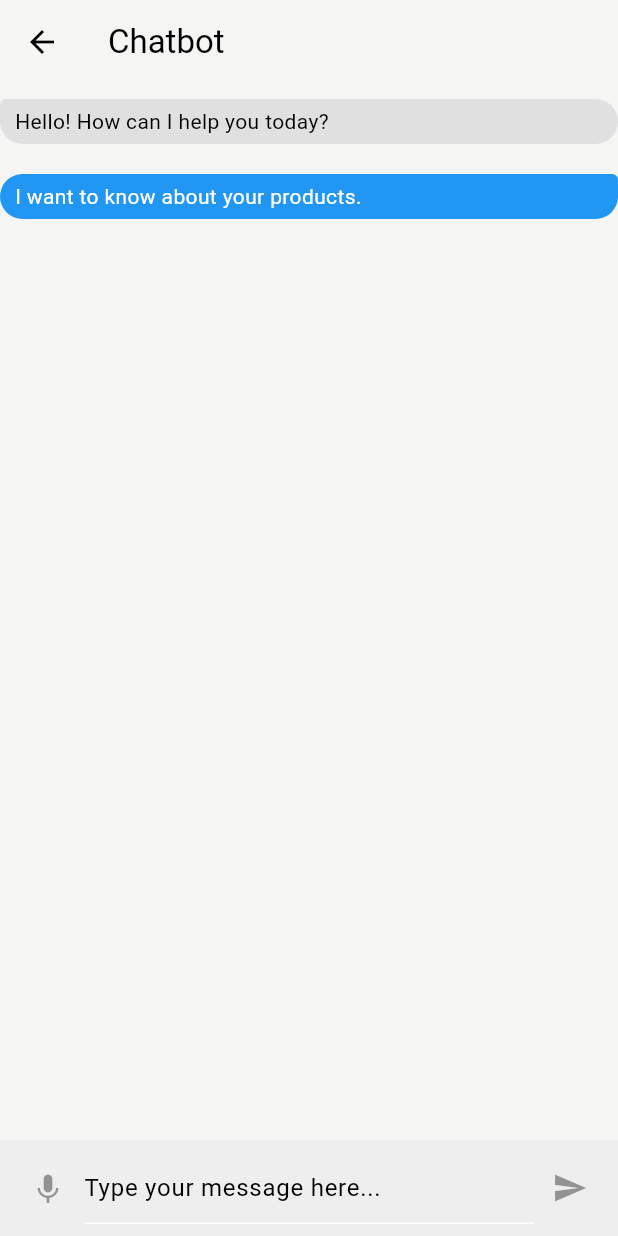
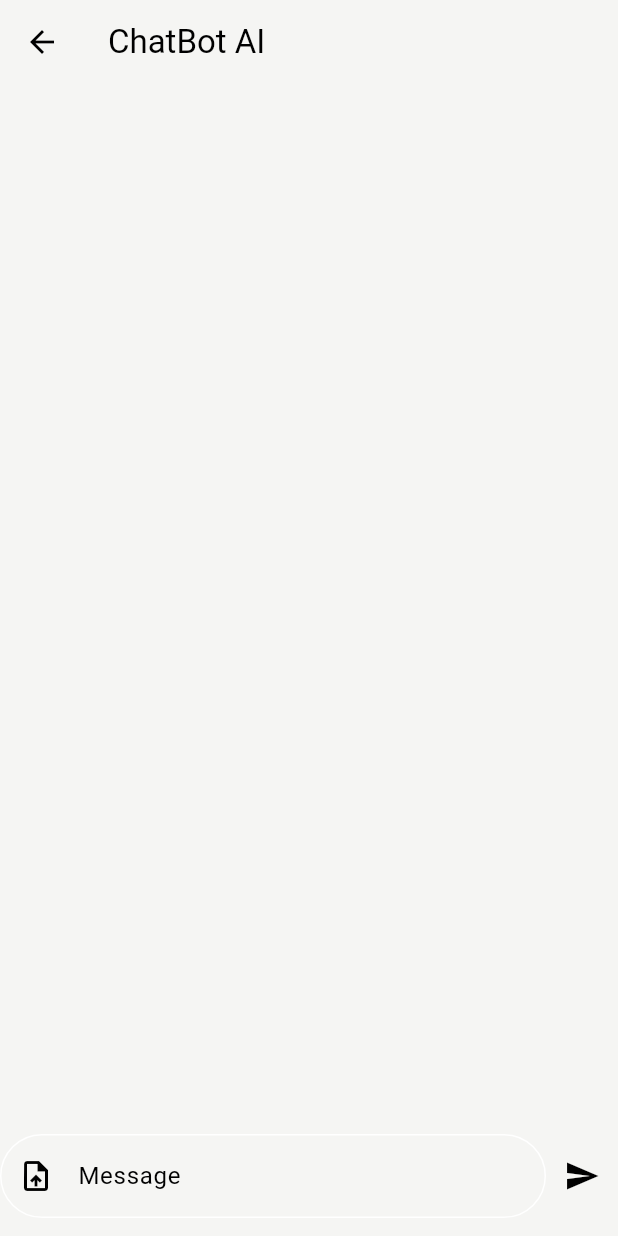
Before and after one commit to Sunilsangfroid/Food_Printing_App, a Flutter app: the ChatScreen screen opened by its route, on a phone screen of 412 x 824 dp. Run offline on Flutter 3.47's test engine with Material 3 defaults, Android fonts, the phone set to English and light mode, and no system bars; our stand-ins replace flutter_rating_bar, image_picker.

Commit message:
Chatbot is Working now

```diff
--- /dev/null
+++ b/lib/Pages/api_key.dart
@@ -0,0 +1,3 @@
+class GeminiApiKey {
+  static const api_key = "AIzaSyDMC2KHaVz4bh1pZ6VjOLoSptwzJ0R2hLk";
+}
--- /dev/null
+++ b/lib/Pages/chat_model.dart
@@ -0,0 +1,22 @@
+class ChatModel {
+  late bool isMe;
+  late String message;
+  String? base64EncodedImage;
+
+  ChatModel(
+      {required this.isMe, required this.message, this.base64EncodedImage});
+
+  ChatModel.fromJson(Map<String, dynamic> json) {
+    isMe = json['is_me'];
+    message = json['message'];
+    base64EncodedImage = json['image'];
+  }
+
+  Map<String, dynamic> toJson() {
+    final Map<String, dynamic> data = <String, dynamic>{};
+    data['is_me'] = isMe;
+    data['message'] = message;
+    data['image'] = base64EncodedImage;
+    return data;
+  }
+}
--- a/lib/Pages/chatbot.dart
+++ /dev/null
@@ -1,170 +0,0 @@
-import 'package:flutter/material.dart';
-import 'package:speech_to_text/speech_to_text.dart' as stt;
-
-void main() {
-  runApp(const MyApp());
-}
-
-class MyApp extends StatelessWidget {
-  const MyApp({super.key});
-
-  @override
-  Widget build(BuildContext context) {
-    return MaterialApp(
-      title: 'Chatbot Demo',
-      theme: ThemeData(
-        primarySwatch: Colors.blue,
-      ),
-      home: const ChatScreen(),
-    );
-  }
-}
-
-class ChatScreen extends StatefulWidget {
-  const ChatScreen({super.key});
-
-  @override
-  // ignore: library_private_types_in_public_api
-  _ChatScreenState createState() => _ChatScreenState();
-}
-
-class _ChatScreenState extends State<ChatScreen> {
-  final stt.SpeechToText _speech = stt.SpeechToText();
-  bool _isListening = false;
-  String _text = '';
-
-  @override
-  void initState() {
-    super.initState();
-    _initSpeech();
-  }
-
-  void _initSpeech() async {
-    bool available = await _speech.initialize(
-      // ignore: avoid_print
-      onStatus: (status) => print('Status: $status'),
-      // ignore: avoid_print
-      onError: (error) => print('Error: $error'),
-    );
-    if (available) {
-      setState(() => _isListening = true);
-    } else {
-      // ignore: avoid_print
-      print('The user has denied the use of speech recognition.');
-    }
-  }
-
-  @override
-  Widget build(BuildContext context) {
-    return Scaffold(
-      appBar: AppBar(
-        title: const Text('Chatbot'),
-        backgroundColor: Colors.transparent,
-      ),
-      body: Column(
-        children: <Widget>[
-          Expanded(
-            child: ListView(
-              children: const <Widget>[
-                // Chat messages display area
-                ChatMessage(
-                  text: 'Hello! How can I help you today?',
-                  isMe: false,
-                ),
-                ChatMessage(
-                  text: 'I want to know about your products.',
-                  isMe: true,
-                ),
-                // Add more chat messages as needed
-              ],
-            ),
-          ),
-          _buildInputArea(),
-        ],
-      ),
-    );
-  }
-
-  Widget _buildInputArea() {
-    return Container(
-      padding: const EdgeInsets.all(8.0),
-      color: Colors.grey[200],
-      child: Row(
-        children: <Widget>[
-          IconButton(
-            icon: const Icon(Icons.keyboard_voice),
-            onPressed: _isListening ? null : _startListening,
-          ),
-          Expanded(
-            child: TextField(
-              decoration: const InputDecoration(
-                hintText: 'Type your message here...',
-              ),
-              onChanged: (value) {
-                setState(() {
-                  _text = value;
-                });
-              },
-            ),
-          ),
-          IconButton(
-            icon: const Icon(Icons.send),
-            onPressed: _text.trim().isEmpty ? null : _handleSubmit,
-          ),
-        ],
-      ),
-    );
-  }
-
-  void _startListening() {
-    _speech.listen(
-      onResult: (result) {
-        setState(() {
-          _text = result.recognizedWords;
-        });
-      },
-    );
-  }
-
-  void _handleSubmit() {
-    // Send message logic
-    setState(() {
-      // Clear text field
-      _text = '';
-    });
-  }
-}
-
-class ChatMessage extends StatelessWidget {
-  final String text;
-  final bool isMe;
-
-  const ChatMessage({
-    Key? key,
-    required this.text,
-    required this.isMe,
-  }) : super(key: key);
-
-  @override
-  Widget build(BuildContext context) {
-    return Container(
-      margin: const EdgeInsets.symmetric(vertical: 10.0),
-      padding: const EdgeInsets.symmetric(horizontal: 10.0, vertical: 5.0),
-      decoration: BoxDecoration(
-        color: isMe ? Colors.blue : Colors.grey[300],
-        borderRadius: BorderRadius.only(
-          topLeft: Radius.circular(isMe ? 20.0 : 5.0),
-          topRight: Radius.circular(isMe ? 5.0 : 20.0),
-          bottomLeft: const Radius.circular(20.0),
-          bottomRight: const Radius.circular(20.0),
-        ),
-      ),
-      child: Text(
-        text,
-        style: TextStyle(
-          color: isMe ? Colors.white : Colors.black,
-        ),
-      ),
-    );
-  }
-}
--- /dev/null
+++ b/lib/Pages/chats.dart
@@ -0,0 +1,192 @@
+import "dart:convert";
+import "dart:io";
+
+import "package:flutter/material.dart";
+import "package:itrm_screen/Pages/api_key.dart";
+import "package:itrm_screen/Pages/chat_model.dart";
+import 'package:http/http.dart' as http;
+import "package:image_picker/image_picker.dart";
+
+class ChatScreen extends StatefulWidget {
+  const ChatScreen({super.key});
+
+  @override
+  State<ChatScreen> createState() => _ChatScreenState();
+}
+
+class _ChatScreenState extends State<ChatScreen> {
+  List<ChatModel> chatList = [];
+  final TextEditingController controller = TextEditingController();
+  File? image;
+
+  void onSendMessage() async {
+    late ChatModel model;
+
+    if (image == null) {
+      model = ChatModel(isMe: true, message: controller.text);
+    } else {
+      final imageBytes = await image!.readAsBytes();
+
+      String base64EncodedImage = base64Encode(imageBytes);
+
+      model = ChatModel(
+        isMe: true,
+        message: controller.text,
+        base64EncodedImage: base64EncodedImage,
+      );
+    }
+
+    chatList.insert(0, model);
+
+    setState(() {});
+
+    final geminiModel = await sendRequestToGemini(model);
+
+    chatList.insert(0, geminiModel);
+    setState(() {});
+  }
+
+  void selectImage() async {
+    final picker = await ImagePicker.platform
+        .getImageFromSource(source: ImageSource.gallery);
+
+    if (picker != null) {
+      image = File(picker.path);
+    }
+  }
+
+  Future<ChatModel> sendRequestToGemini(ChatModel model) async {
+    String url = "";
+    Map<String, dynamic> body = {};
+
+    if (model.base64EncodedImage == null) {
+      url =
+          "https://generativelanguage.googleapis.com/v1beta/models/gemini-pro:generateContent?key=${GeminiApiKey.api_key}";
+
+      body = {
+        "contents": [
+          {
+            "parts": [
+              {"text": model.message},
+            ],
+          },
+        ],
+      };
+    } else {
+      url =
+          "https://generativelanguage.googleapis.com/v1beta/models/gemini-pro-vision:generateContent?key=${GeminiApiKey.api_key}";
+
+      body = {
+        "contents": [
+          {
+            "parts": [
+              {"text": model.message},
+              {
+                "inline_data": {
+                  "mime_type": "image/jpeg",
+                  "data": model.base64EncodedImage,
+                }
+              }
+            ],
+          },
+        ],
+      };
+    }
+
+    Uri uri = Uri.parse(url);
+
+    final result = await http.post(
+      uri,
+      headers: {"Content-Type": "application/json"},
+      body: json.encode(body),
+    );
+
+    print(result.statusCode);
+    print(result.body);
+
+    final decodedJson = json.decode(result.body);
+
+    String message =
+        decodedJson['candidates'][0]['content']['parts'][0]['text'];
+
+    ChatModel geminiModel = ChatModel(isMe: false, message: message);
+
+    return geminiModel;
+  }
+
+  @override
+  Widget build(BuildContext context) {
+    return Scaffold(
+      appBar: AppBar(
+        title: const Text("ChatBot AI"),
+        backgroundColor: Colors.transparent,
+      ),
+      body: Column(
+        children: [
+          Expanded(
+            flex: 10,
+            child: ListView.builder(
+              reverse: true,
+              itemCount: chatList.length,
+              itemBuilder: (context, index) {
+                return ListTile(
+                  title: Text(chatList[index].isMe ? "Me" : "Gemini"),
+                  subtitle: chatList[index].base64EncodedImage != null
+                      ? Column(
+                          children: [
+                            Image.memory(
+                              base64Decode(chatList[index].base64EncodedImage!),
+                              height: 300,
+                              width: double.infinity,
+                            ),
+                            Text(chatList[index].message),
+                          ],
+                        )
+                      : Text(chatList[index].message),
+                );
+              },
+            ),
+          ),
+          const SizedBox(
+            height: 10,
+          ),
+          SizedBox(
+            height: 60,
+            child: Row(
+              children: [
+                Expanded(
+                  child: TextField(
+                    controller: controller,
+                    decoration: InputDecoration(
+                      prefixIcon: IconButton(
+                        onPressed: () {
+                          selectImage();
+                        },
+                        icon: const Icon(Icons.upload_file),
+                      ),
+                      hintText: "Message",
+                      border: const OutlineInputBorder(
+                        borderRadius: BorderRadius.all(
+                          Radius.circular(30),
+                        ),
+                      ),
+                    ),
+                  ),
+                ),
+                IconButton(
+                  onPressed: () {
+                    onSendMessage();
+                  },
+                  icon: const Icon(Icons.send),
+                ),
+              ],
+            ),
+          ),
+          const SizedBox(
+            height: 10,
+          )
+        ],
+      ),
+    );
+  }
+}
--- a/lib/main.dart
+++ b/lib/main.dart
@@ -1,7 +1,7 @@
 // import 'dart:js';
 
 import 'package:flutter/material.dart';
-import 'Pages/chatbot.dart';
+
 import 'Pages/notification.dart';
 import 'Pages/setting.dart';
 import 'Pages/myaccount.dart';
@@ -17,6 +17,7 @@ import 'Pages/HomePage.dart';
 import 'Pages/favourite_screen.dart';
 // import 'Pages/chatbot.dart';
 import 'Pages/feedback _page.dart';
+import 'Pages/chats.dart';
 
 const defaultBlue = Color(0xff4c7efe);
 const starColor = Color(0xffffc529);
@@ -50,9 +51,9 @@ void main() {
       '/favourite': (context) => const FoodDeliveryScreen(),
       '/feedback': (context) => const UI22(),
       '/profile': (context) => const MyAccountPage(),
-      '/aiassi': (context) => const ChatScreen(),
       '/setting': (context) => const SettingsPage(),
       '/notification': (context) => const NotificationScreen(),
+      '/aiassi':(context) => const ChatScreen(),
     },
   ));
 }
--- a/pubspec.yaml
+++ b/pubspec.yaml
@@ -35,8 +35,10 @@ dependencies:
   # The following adds the Cupertino Icons font to your application.
   # Use with the CupertinoIcons class for iOS style icons.
   cupertino_icons: ^1.0.2
+  image_picker: ^1.1.0
   flutter_rating_bar: ^4.0.1
   speech_to_text: ^6.6.1
+  http: ^1.2.1
 
 dev_dependencies:
   flutter_test:
```
Also changed, not shown: pubspec.lock, 2 other files.
